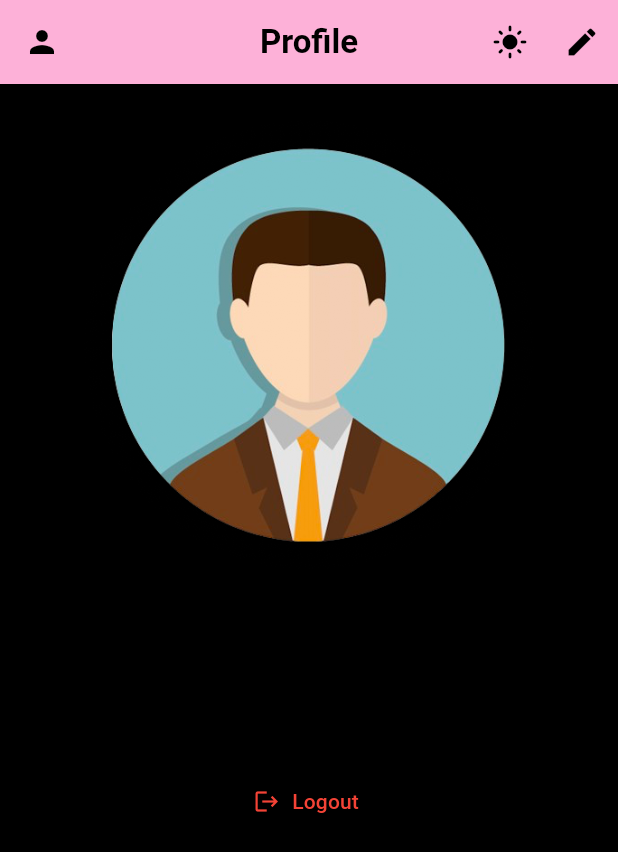
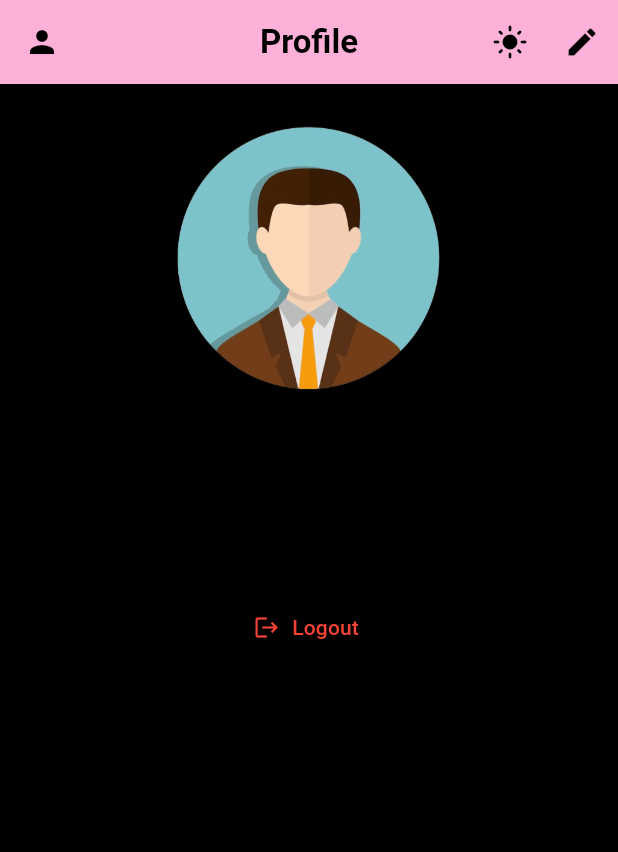
Before and after one commit to Moinuddin9777/storefront_dev, a Flutter app: the ProfileScreen screen opened directly, on a phone screen of 412 x 824 dp. Shown: the top 852 px of the screen. Run offline on Flutter 3.47's test engine with Material 3 defaults, Android fonts, the phone set to English and light mode, and no system bars; our stand-ins replace cloud_firestore, dio, dropdown_button2, firebase_auth, firebase_core, get and 1 more; accounts and stored records are empty; network calls fail.

Commit message:
Removed photo edit option in profile page

```diff
--- a/mobile/storefront/lib/profile/view/profile_screen.dart
+++ b/mobile/storefront/lib/profile/view/profile_screen.dart
@@ -64,24 +64,15 @@ class ProfileScreen extends StatelessWidget {
                 GetBuilder<ImagePickerController>(
                   builder: (controller) {
                     return Center(
-                      child: InkWell(
-                        onTap: () async {
-                          await controller.pickImage();
-                        },
-                        child: Padding(
-                          padding: const EdgeInsets.all(8.0),
-                          child: ClipRRect(
-                            borderRadius: BorderRadius.circular(150),
-                            child: SizedBox(
-                              width: 300,
-                              height: 300,
-                              child: controller.image != null
-                                  ? Image.file(controller.image!,
-                                      fit: BoxFit.cover)
-                                  : Image.asset("assets/profile_img.png",
-                                      fit: BoxFit.cover),
-                            ),
-                          ),
+                      child: ClipRRect(
+                        borderRadius: BorderRadius.circular(100),
+                        child: SizedBox(
+                          width: 200,
+                          height: 200,
+                          child: controller.image != null
+                              ? Image.file(controller.image!, fit: BoxFit.cover)
+                              : Image.asset("assets/profile_img.png",
+                                  fit: BoxFit.cover),
                         ),
                       ),
                     );
```
